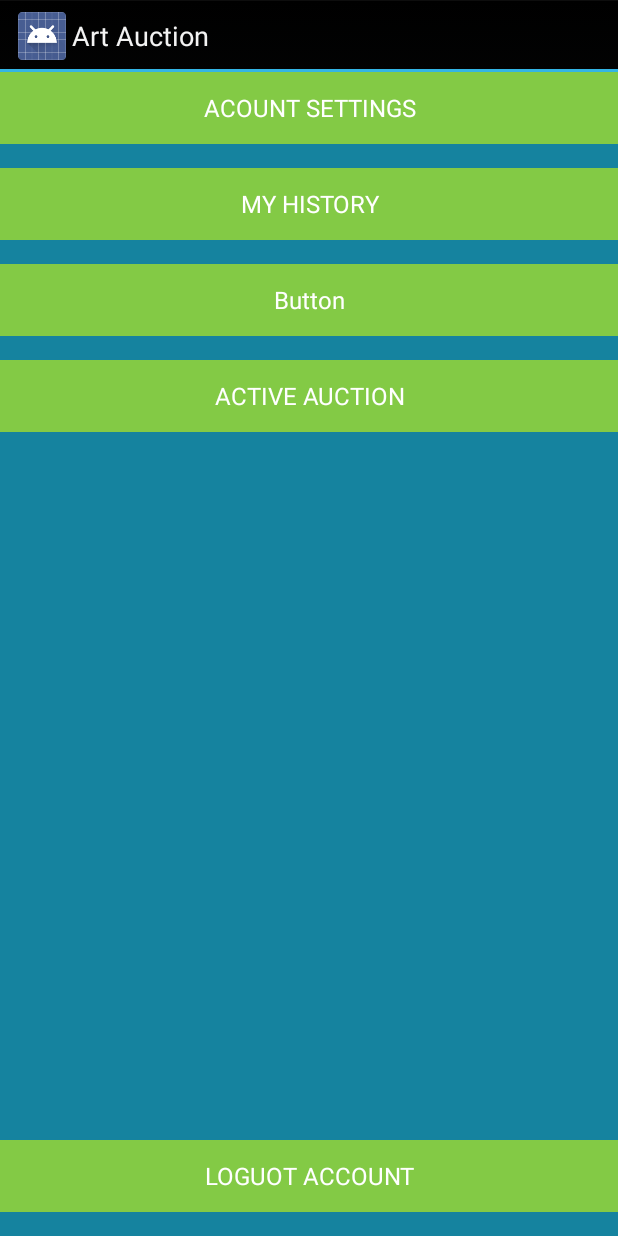
After one commit to liorkasti/auction-android-app, an Android app: the layout my_account_activity.xml on its own in the app's theme, with its tools: preview values and no code run, on a phone screen of 412 x 824 dp. The commit adds this screen. Run offline under Robolectric (Android 15) with nearby library versions, the phone set to English and light mode, and no system bars.

Commit message:
24.10.17 - 02:51

```diff
--- a/app/src/main/AndroidManifest.xml
+++ b/app/src/main/AndroidManifest.xml
@@ -42,7 +42,7 @@
             android:name="com.google.android.gms.ads.AdActivity"
             android:configChanges="keyboard|keyboardHidden|orientation|screenLayout|uiMode|screenSize|smallestScreenSize"
             android:theme="@android:style/Theme.Translucent" />
-        <activity android:name=".MyAccount"></activity>
+        <activity android:name=".SignUpActivity"></activity>
     </application>
 
 </manifest>
--- a/app/src/main/java/com/example/user/art_auction/CustomAdapter.java
+++ b/app/src/main/java/com/example/user/art_auction/CustomAdapter.java
@@ -28,7 +28,7 @@ class CustomAdapter extends ArrayAdapter<String>{
         // get references.
         String singleFoodItem = getItem(position);
         TextView itemText = (TextView) customView.findViewById(R.id.item_text);
-        Button b1 = (Button)  customView.findViewById(R.id.button1);
+//        Button b1 = (Button)  customView.findViewById(R.id.ENTER);
         ImageView auctionImage = (ImageView) customView.findViewById(R.id.my_profile_image);
 
         // dynamically update the text from the array
--- a/app/src/main/res/layout/custom_row.xml
+++ b/app/src/main/res/layout/custom_row.xml
@@ -73,7 +73,7 @@
                 android:textAppearance="?android:attr/textAppearanceLarge" />
 
             <Button
-                android:id="@+id/textClock"
+                android:id="@+id/sign_up_btn"
                 style="@style/AuctionAppTheme.BasicButton"
                 android:layout_width="wrap_content"
                 android:layout_height="wrap_content"
--- /dev/null
+++ b/app/src/main/res/layout/my_account_activity.xml
@@ -0,0 +1,53 @@
+<?xml version="1.0" encoding="utf-8"?>
+<RelativeLayout xmlns:android="http://schemas.android.com/apk/res/android" android:layout_height="match_parent"
+    android:orientation="vertical" android:layout_width="match_parent"
+    android:background="@color/background_blue"
+    >
+
+    <GridLayout
+        android:layout_width="match_parent"
+        android:layout_height="match_parent">
+
+        <Button
+            android:id="@+id/button6"
+            style="@style/AuctionAppTheme.BasicButton"
+            android:layout_width="match_parent"
+            android:text="Button"
+            android:layout_row="6"
+            android:layout_column="0"
+            />
+
+        <Button
+            android:id="@+id/button4"
+            style="@style/AuctionAppTheme.BasicButton"
+            android:layout_width="match_parent"
+            android:text="ACOUNT SETTINGS"
+            android:layout_column="0"
+            android:layout_row="2"/>
+
+        <Button
+            android:id="@+id/button3"
+            style="@style/AuctionAppTheme.BasicButton"
+            android:layout_width="match_parent"
+            android:text="MY HISTORY"
+            android:layout_column="0"
+            android:layout_row="4"/>
+
+        <Button
+            android:id="@+id/button5"
+            style="@style/AuctionAppTheme.BasicButton"
+            android:layout_width="match_parent"
+            android:layout_column="0"
+            android:layout_row="8"
+            android:text="ACTIVE AUCTION" />
+        <Button
+            android:id="@+id/button7"
+            style="@style/AuctionAppTheme.BasicButton"
+            android:layout_width="match_parent"
+            android:layout_column="0"
+            android:layout_row="10"
+            android:text="LOGUOT ACCOUNT" />
+    </GridLayout>
+
+
+</RelativeLayout>
--- a/app/src/main/res/menu/menu_main.xml
+++ b/app/src/main/res/menu/menu_main.xml
@@ -9,7 +9,7 @@
      -->
     <group android:checkableBehavior="single">
         <item
-            android:id="@+id/menu_level1"
+            android:id="@+id/menu_level0"
             android:orderInCategory="1"
             android:icon="@mipmap/ic_launcher"
             app:showAsAction="always" />
--- a/app/src/main/res/values/styles.xml
+++ b/app/src/main/res/values/style.xml
@@ -14,7 +14,7 @@
         <item name="android:layout_marginBottom">16dp</item>
         <item name="android:background">@color/primary_green</item>
         <item name="android:textColor">@color/colorPrimaryText</item>
-        <item name="android:textAlignment">center</item>
+        <!--<item name="android:textAlignment">center</item>-->
         <item name="android:textSize">16dp</item>
 
     </style>
```
Also changed, not shown: app/src/main/java/com/example/user/art_auction/MyAccount.java (added, +77 -0 lines), 3 other files. Lines whose indentation alone changed are shown as unchanged.
